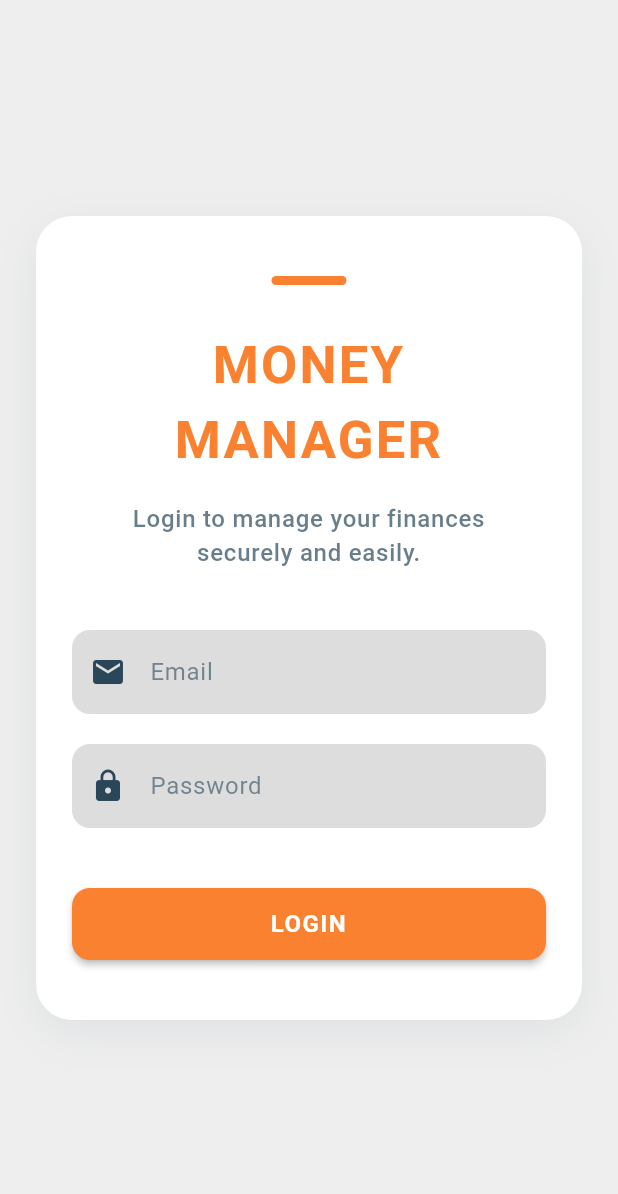
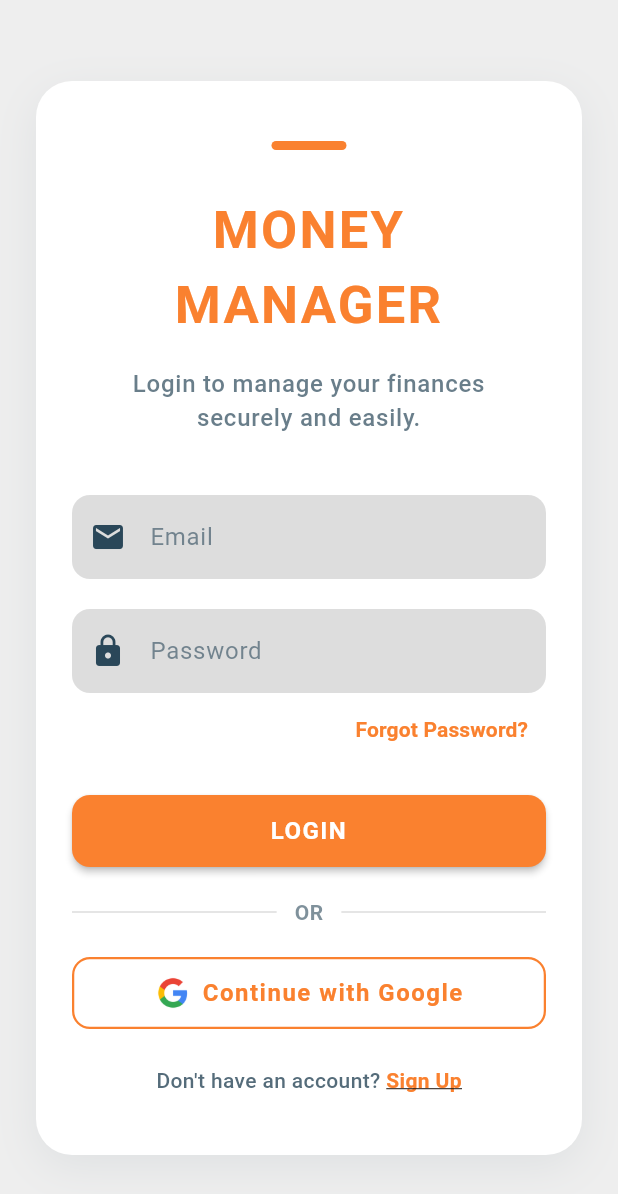
Before and after one commit to chamudithaperera/Flutter-Dart-project-10-Money-Manager-app, a Flutter app: the LoginPage screen opened by its route, on a phone screen of 412 x 824 dp. Shown: the top 1194 px of the screen. Run offline on Flutter 3.47's test engine with Material 3 defaults, Android fonts, the phone set to English and light mode, and no system bars; Roboto replaces fonts that are missing (Roboto Mono).

Commit message:
Add 'Forgot Password?' button, Google login option, and improved layout on LoginPage for enhanced user experience.

```diff
--- a/money_manager/lib/pages/loginPage.dart
+++ b/money_manager/lib/pages/loginPage.dart
@@ -113,7 +113,25 @@ class LoginPage extends StatelessWidget {
                       ),
                     ),
 
-                    const SizedBox(height: 40),
+                    // Forgot Password
+                    Align(
+                      alignment: Alignment.centerRight,
+                      child: TextButton(
+                        onPressed: () {
+                          // TODO: Implement forgot password logic or navigation
+                          print('Forgot Password pressed!');
+                        },
+                        style: TextButton.styleFrom(
+                          foregroundColor: AppColors.primaryOrange,
+                        ),
+                        child: const Text(
+                          'Forgot Password?',
+                          style: TextStyle(fontWeight: FontWeight.w600),
+                        ),
+                      ),
+                    ),
+
+                    const SizedBox(height: 20),
 
                     // Login Button
                     SizedBox(
@@ -139,6 +157,101 @@ class LoginPage extends StatelessWidget {
                         child: const Text('LOGIN', textAlign: TextAlign.center),
                       ),
                     ),
+
+                    const SizedBox(height: 20),
+
+                    // Or divider
+                    Row(
+                      children: [
+                        Expanded(
+                          child: Divider(
+                            color: AppColors.lightGray,
+                            thickness: 1,
+                          ),
+                        ),
+                        Padding(
+                          padding: const EdgeInsets.symmetric(horizontal: 12),
+                          child: Text(
+                            'OR',
+                            style: TextStyle(
+                              color: AppColors.darkBlue.withOpacity(0.6),
+                              fontWeight: FontWeight.bold,
+                            ),
+                          ),
+                        ),
+                        Expanded(
+                          child: Divider(
+                            color: AppColors.lightGray,
+                            thickness: 1,
+                          ),
+                        ),
+                      ],
+                    ),
+
+                    const SizedBox(height: 20),
+
+                    // Google Login Button (Stylized)
+                    SizedBox(
+                      width: double.infinity,
+                      child: OutlinedButton.icon(
+                        onPressed: () {
+                          // TODO: Implement Google sign-in logic
+                          print('Google Login pressed!');
+                        },
+                        style: OutlinedButton.styleFrom(
+                          side: BorderSide(
+                            color: AppColors.primaryOrange,
+                            width: 1.5,
+                          ),
+                          shape: RoundedRectangleBorder(
+                            borderRadius: BorderRadius.circular(12),
+                          ),
+                          padding: const EdgeInsets.symmetric(vertical: 12),
+                          foregroundColor: AppColors.primaryOrange,
+                          textStyle: const TextStyle(
+                            fontWeight: FontWeight.bold,
+                            fontSize: 16,
+                            letterSpacing: 1,
+                          ),
+                        ),
+                        icon: Image.asset(
+                          'assets/google_logo.png', // Use your Google logo asset
+                          height: 24,
+                          width: 24,
+                        ),
+                        label: const Text('Continue with Google'),
+                      ),
+                    ),
+
+                    const SizedBox(height: 24),
+
+                    // Don't have an account? Sign Up
+                    Row(
+                      mainAxisAlignment: MainAxisAlignment.center,
+                      children: [
+                        Text(
+                          "Don't have an account? ",
+                          style: TextStyle(
+                            color: AppColors.darkBlue.withOpacity(0.8),
+                            fontWeight: FontWeight.w500,
+                          ),
+                        ),
+                        GestureDetector(
+                          onTap: () {
+                            // TODO: Navigate to signup page
+                            print('Sign Up pressed!');
+                          },
+                          child: Text(
+                            'Sign Up',
+                            style: TextStyle(
+                              color: AppColors.primaryOrange,
+                              fontWeight: FontWeight.bold,
+                              decoration: TextDecoration.underline,
+                            ),
+                          ),
+                        ),
+                      ],
+                    ),
                   ],
                 ),
               ),
```
Also changed, not shown: money_manager/assets/google_logo.png (added).
